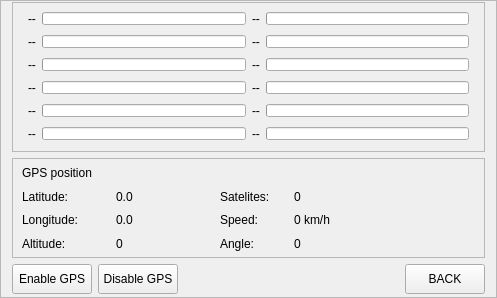
Old version of the form Pilocik/gpsinfowindow.ui in the repository dotevo/Pilocik.
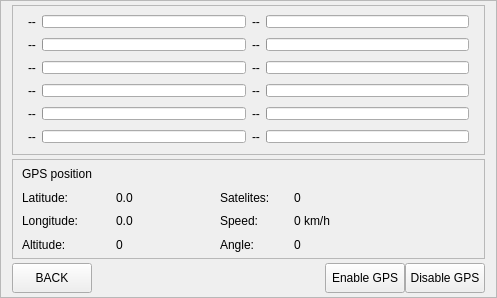
New version of the form.

Commit message: GUI changes (hiding windows, changes in layout of some windows, some minor changes) + moving/standing widgets button now works

```diff
--- a/Pilocik/gpsinfowindow.ui
+++ b/Pilocik/gpsinfowindow.ui
@@ -20,16 +20,19 @@
    <enum>QFrame::Raised</enum>
   </property>
   <layout class="QGridLayout" name="gridLayout_2">
+   <property name="sizeConstraint">
+    <enum>QLayout::SetDefaultConstraint</enum>
+   </property>
    <property name="topMargin">
     <number>0</number>
    </property>
    <property name="bottomMargin">
     <number>0</number>
    </property>
-   <property name="verticalSpacing">
-    <number>5</number>
+   <property name="spacing">
+    <number>0</number>
    </property>
-   <item row="1" column="0" colspan="6">
+   <item row="2" column="1" colspan="6">
     <widget class="QFrame" name="frame_2">
      <property name="minimumSize">
       <size>
@@ -75,6 +78,13 @@
         </property>
        </widget>
       </item>
+      <item row="0" column="3">
+       <widget class="QLabel" name="status">
+        <property name="text">
+         <string/>
+        </property>
+       </widget>
+      </item>
       <item row="1" column="0">
        <widget class="QLabel" name="label_2">
         <property name="maximumSize">
@@ -213,74 +223,10 @@
         </property>
        </widget>
       </item>
-      <item row="0" column="3">
-       <widget class="QLabel" name="status">
-        <property name="text">
-         <string> </string>
-        </property>
-       </widget>
-      </item>
      </layout>
     </widget>
    </item>
-   <item row="2" column="5">
-    <widget class="QPushButton" name="gpsInfoBackButton">
-     <property name="sizePolicy">
-      <sizepolicy hsizetype="Fixed" vsizetype="Fixed">
-       <horstretch>0</horstretch>
-       <verstretch>0</verstretch>
-      </sizepolicy>
-     </property>
-     <property name="minimumSize">
-      <size>
-       <width>0</width>
-       <height>30</height>
-      </size>
-     </property>
-     <property name="text">
-      <string>BACK</string>
-     </property>
-    </widget>
-   </item>
-   <item row="2" column="0">
-    <widget class="QPushButton" name="startGPSButton">
-     <property name="sizePolicy">
-      <sizepolicy hsizetype="Fixed" vsizetype="Fixed">
-       <horstretch>0</horstretch>
-       <verstretch>0</verstretch>
-      </sizepolicy>
-     </property>
-     <property name="minimumSize">
-      <size>
-       <width>0</width>
-       <height>30</height>
-      </size>
-     </property>
-     <property name="text">
-      <string>Enable GPS</string>
-     </property>
-    </widget>
-   </item>
-   <item row="2" column="1">
-    <widget class="QPushButton" name="stopGPSButton">
-     <property name="sizePolicy">
-      <sizepolicy hsizetype="Fixed" vsizetype="Fixed">
-       <horstretch>0</horstretch>
-       <verstretch>0</verstretch>
-      </sizepolicy>
-     </property>
-     <property name="minimumSize">
-      <size>
-       <width>0</width>
-       <height>30</height>
-      </size>
-     </property>
-     <property name="text">
-      <string>Disable GPS</string>
-     </property>
-    </widget>
-   </item>
-   <item row="0" column="0" colspan="6">
+   <item row="1" column="1" colspan="6">
     <widget class="QFrame" name="frame">
      <property name="minimumSize">
       <size>
@@ -316,14 +262,14 @@
       <property name="verticalSpacing">
        <number>4</number>
       </property>
-      <item row="0" column="0">
+      <item row="1" column="0">
        <widget class="QLabel" name="sat_label_1">
         <property name="text">
          <string>--</string>
         </property>
        </widget>
       </item>
-      <item row="0" column="1">
+      <item row="1" column="1">
        <widget class="QProgressBar" name="snr_1">
         <property name="maximumSize">
          <size>
@@ -339,14 +285,14 @@
         </property>
        </widget>
       </item>
-      <item row="0" column="2">
+      <item row="1" column="2">
        <widget class="QLabel" name="sat_label_7">
         <property name="text">
          <string>--</string>
         </property>
        </widget>
       </item>
-      <item row="0" column="3">
+      <item row="1" column="3">
        <widget class="QProgressBar" name="snr_7">
         <property name="maximumSize">
          <size>
@@ -362,14 +308,14 @@
         </property>
        </widget>
       </item>
-      <item row="1" column="0">
+      <item row="2" column="0">
        <widget class="QLabel" name="sat_label_2">
         <property name="text">
          <string>--</string>
         </property>
        </widget>
       </item>
-      <item row="1" column="1">
+      <item row="2" column="1">
        <widget class="QProgressBar" name="snr_2">
         <property name="maximumSize">
          <size>
@@ -385,14 +331,14 @@
         </property>
        </widget>
       </item>
-      <item row="1" column="2">
+      <item row="2" column="2">
        <widget class="QLabel" name="sat_label_8">
         <property name="text">
          <string>--</string>
         </property>
        </widget>
       </item>
-      <item row="1" column="3">
+      <item row="2" column="3">
        <widget class="QProgressBar" name="snr_8">
         <property name="maximumSize">
          <size>
@@ -408,14 +354,14 @@
         </property>
        </widget>
       </item>
-      <item row="2" column="0">
+      <item row="3" column="0">
        <widget class="QLabel" name="sat_label_3">
         <property name="text">
          <string>--</string>
         </property>
        </widget>
       </item>
-      <item row="2" column="1">
+      <item row="3" column="1">
        <widget class="QProgressBar" name="snr_3">
         <property name="maximumSize">
          <size>
@@ -431,14 +377,14 @@
         </property>
        </widget>
       </item>
-      <item row="2" column="2">
+      <item row="3" column="2">
        <widget class="QLabel" name="sat_label_9">
         <property name="text">
          <string>--</string>
         </property>
        </widget>
       </item>
-      <item row="2" column="3">
+      <item row="3" column="3">
        <widget class="QProgressBar" name="snr_9">
         <property name="maximumSize">
          <size>
@@ -454,14 +400,14 @@
         </property>
        </widget>
       </item>
-      <item row="3" column="0">
+      <item row="4" column="0">
        <widget class="QLabel" name="sat_label_4">
         <property name="text">
          <string>--</string>
         </property>
        </widget>
       </item>
-      <item row="3" column="1">
+      <item row="4" column="1">
        <widget class="QProgressBar" name="snr_4">
         <property name="maximumSize">
          <size>
@@ -477,14 +423,14 @@
         </property>
        </widget>
       </item>
-      <item row="3" column="2">
+      <item row="4" column="2">
        <widget class="QLabel" name="sat_label_10">
         <property name="text">
          <string>--</string>
         </property>
        </widget>
       </item>
-      <item row="3" column="3">
+      <item row="4" column="3">
        <widget class="QProgressBar" name="snr_10">
         <property name="maximumSize">
          <size>
@@ -500,14 +446,14 @@
         </property>
        </widget>
       </item>
-      <item row="4" column="0">
+      <item row="5" column="0">
        <widget class="QLabel" name="sat_label_5">
         <property name="text">
          <string>--</string>
         </property>
        </widget>
       </item>
-      <item row="4" column="1">
+      <item row="5" column="1">
        <widget class="QProgressBar" name="snr_5">
         <property name="maximumSize">
          <size>
@@ -523,14 +469,14 @@
         </property>
        </widget>
       </item>
-      <item row="4" column="2">
+      <item row="5" column="2">
        <widget class="QLabel" name="sat_label_11">
         <property name="text">
          <string>--</string>
         </property>
        </widget>
       </item>
-      <item row="4" column="3">
+      <item row="5" column="3">
        <widget class="QProgressBar" name="snr_11">
         <property name="maximumSize">
          <size>
@@ -546,14 +492,14 @@
         </property>
        </widget>
       </item>
-      <item row="5" column="0">
+      <item row="6" column="0">
        <widget class="QLabel" name="sat_label_6">
         <property name="text">
          <string>--</string>
         </property>
        </widget>
       </item>
-      <item row="5" column="1">
+      <item row="6" column="1">
        <widget class="QProgressBar" name="snr_6">
         <property name="maximumSize">
          <size>
@@ -569,14 +515,14 @@
         </property>
        </widget>
       </item>
-      <item row="5" column="2">
+      <item row="6" column="2">
        <widget class="QLabel" name="sat_label_12">
         <property name="text">
          <string>--</string>
         </property>
        </widget>
       </item>
-      <item row="5" column="3">
+      <item row="6" column="3">
        <widget class="QProgressBar" name="snr_12">
         <property name="maximumSize">
          <size>
@@ -595,6 +541,63 @@
      </layout>
     </widget>
    </item>
+   <item row="3" column="6">
+    <widget class="QPushButton" name="stopGPSButton">
+     <property name="sizePolicy">
+      <sizepolicy hsizetype="Fixed" vsizetype="Fixed">
+       <horstretch>0</horstretch>
+       <verstretch>0</verstretch>
+      </sizepolicy>
+     </property>
+     <property name="minimumSize">
+      <size>
+       <width>0</width>
+       <height>30</height>
+      </size>
+     </property>
+     <property name="text">
+      <string>Disable GPS</string>
+     </property>
+    </widget>
+   </item>
+   <item row="3" column="5">
+    <widget class="QPushButton" name="startGPSButton">
+     <property name="sizePolicy">
+      <sizepolicy hsizetype="Fixed" vsizetype="Fixed">
+       <horstretch>0</horstretch>
+       <verstretch>0</verstretch>
+      </sizepolicy>
+     </property>
+     <property name="minimumSize">
+      <size>
+       <width>0</width>
+       <height>30</height>
+      </size>
+     </property>
+     <property name="text">
+      <string>Enable GPS</string>
+     </property>
+    </widget>
+   </item>
+   <item row="3" column="1">
+    <widget class="QPushButton" name="gpsInfoBackButton">
+     <property name="sizePolicy">
+      <sizepolicy hsizetype="Fixed" vsizetype="Fixed">
+       <horstretch>0</horstretch>
+       <verstretch>0</verstretch>
+      </sizepolicy>
+     </property>
+     <property name="minimumSize">
+      <size>
+       <width>0</width>
+       <height>30</height>
+      </size>
+     </property>
+     <property name="text">
+      <string>BACK</string>
+     </property>
+    </widget>
+   </item>
   </layout>
  </widget>
  <resources/>
```
The commit also changes 36 other files.
